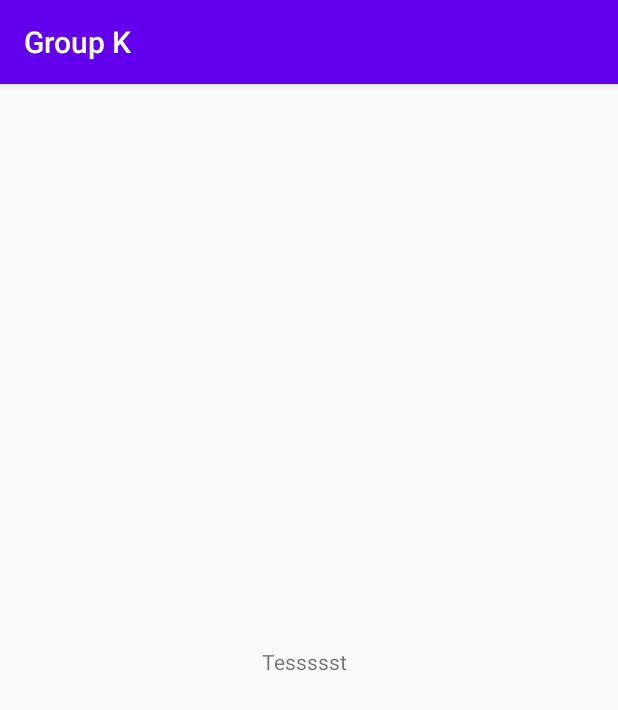
After one commit to Vitzual/MobileApp-GroupK, an Android app: the robsPage screen opened directly, with no data from a screen before it, on a phone screen of 412 x 824 dp. The commit adds this screen. Shown: the top 710 px of the screen. Run offline under Robolectric (Android 15) with nearby library versions, the phone set to English and light mode, and no system bars.

Commit message:
Wrote the java code in activity main for button, button-button listener, and intent/start new activity.

```diff
--- a/app/src/main/AndroidManifest.xml
+++ b/app/src/main/AndroidManifest.xml
@@ -9,6 +9,7 @@
         android:roundIcon="@mipmap/ic_launcher_round"
         android:supportsRtl="true"
         android:theme="@style/AppTheme">
+        <activity android:name=".robsPage" />
         <activity android:name=".MainActivity">
             <intent-filter>
                 <action android:name="android.intent.action.MAIN" />
--- a/app/src/main/java/group/k/MainActivity.java
+++ b/app/src/main/java/group/k/MainActivity.java
@@ -2,13 +2,31 @@ package group.k;
 
 import androidx.appcompat.app.AppCompatActivity;
 
+import android.content.Intent;
 import android.os.Bundle;
+import android.view.View;
+import android.widget.Button;
 
 public class MainActivity extends AppCompatActivity {
+
+    private Button robsButton;
 
     @Override
     protected void onCreate(Bundle savedInstanceState) {
         super.onCreate(savedInstanceState);
         setContentView(R.layout.activity_main);
+
+        robsButton = findViewById(R.id.button_robert);
+        robsButton.setOnClickListener(new View.OnClickListener() {
+            @Override
+            public void onClick(View v) {
+                openRobsActivity();
+            }
+        });
+    }
+
+    private void openRobsActivity() {
+        Intent intent = new Intent(this, robsPage.class );
+        startActivity(intent);
     }
 }
--- /dev/null
+++ b/app/src/main/java/group/k/robsPage.java
@@ -0,0 +1,14 @@
+package group.k;
+
+import androidx.appcompat.app.AppCompatActivity;
+
+import android.os.Bundle;
+
+public class robsPage extends AppCompatActivity {
+
+    @Override
+    protected void onCreate(Bundle savedInstanceState) {
+        super.onCreate(savedInstanceState);
+        setContentView(R.layout.activity_robs_page);
+    }
+}
--- /dev/null
+++ b/app/src/main/res/layout/activity_robs_page.xml
@@ -0,0 +1,18 @@
+<?xml version="1.0" encoding="utf-8"?>
+<androidx.constraintlayout.widget.ConstraintLayout xmlns:android="http://schemas.android.com/apk/res/android"
+    xmlns:app="http://schemas.android.com/apk/res-auto"
+    xmlns:tools="http://schemas.android.com/tools"
+    android:layout_width="match_parent"
+    android:layout_height="match_parent"
+    tools:context=".robsPage">
+
+    <TextView
+        android:id="@+id/textView3"
+        android:layout_width="63dp"
+        android:layout_height="17dp"
+        android:text="Tessssst"
+        app:layout_constraintBottom_toBottomOf="parent"
+        app:layout_constraintEnd_toEndOf="parent"
+        app:layout_constraintStart_toStartOf="parent"
+        app:layout_constraintTop_toTopOf="parent" />
+</androidx.constraintlayout.widget.ConstraintLayout>
```
